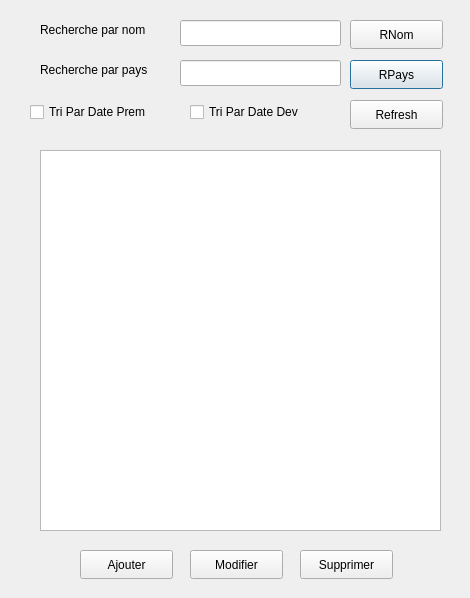
Qt form listevaccindialog.ui (ProjetCPP-S2-2A15/projetcpp2a15-vaccicare) before a commit.
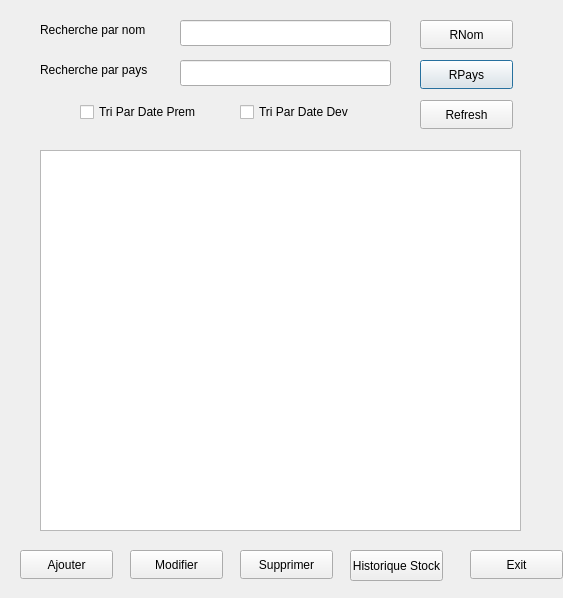
The same form after that commit.

```diff
--- a/listevaccindialog.ui
+++ b/listevaccindialog.ui
@@ -6,7 +6,7 @@
    <rect>
     <x>0</x>
     <y>0</y>
-    <width>470</width>
+    <width>563</width>
     <height>598</height>
    </rect>
   </property>
@@ -29,7 +29,7 @@
   <widget class="QCheckBox" name="checkBox_tri_DD">
    <property name="geometry">
     <rect>
-     <x>190</x>
+     <x>240</x>
      <y>100</y>
      <width>171</width>
      <height>24</height>
@@ -44,7 +44,7 @@
     <rect>
      <x>180</x>
      <y>20</y>
-     <width>161</width>
+     <width>211</width>
      <height>26</height>
     </rect>
    </property>
@@ -54,7 +54,7 @@
     <rect>
      <x>40</x>
      <y>150</y>
-     <width>401</width>
+     <width>481</width>
      <height>381</height>
     </rect>
    </property>
@@ -62,7 +62,7 @@
   <widget class="QPushButton" name="pushButton_rechercherPays">
    <property name="geometry">
     <rect>
-     <x>350</x>
+     <x>420</x>
      <y>60</y>
      <width>93</width>
      <height>29</height>
@@ -75,7 +75,7 @@
   <widget class="QPushButton" name="PushButtonRefresh">
    <property name="geometry">
     <rect>
-     <x>350</x>
+     <x>420</x>
      <y>100</y>
      <width>93</width>
      <height>29</height>
@@ -88,7 +88,7 @@
   <widget class="QPushButton" name="PushButtonSupprimer">
    <property name="geometry">
     <rect>
-     <x>300</x>
+     <x>240</x>
      <y>550</y>
      <width>93</width>
      <height>29</height>
@@ -101,7 +101,7 @@
   <widget class="QPushButton" name="PushButtonModifier">
    <property name="geometry">
     <rect>
-     <x>190</x>
+     <x>130</x>
      <y>550</y>
      <width>93</width>
      <height>29</height>
@@ -116,7 +116,7 @@
     <rect>
      <x>180</x>
      <y>60</y>
-     <width>161</width>
+     <width>211</width>
      <height>26</height>
     </rect>
    </property>
@@ -137,7 +137,7 @@
   <widget class="QPushButton" name="pushButton_rechercherNom">
    <property name="geometry">
     <rect>
-     <x>350</x>
+     <x>420</x>
      <y>20</y>
      <width>93</width>
      <height>29</height>
@@ -150,7 +150,7 @@
   <widget class="QPushButton" name="PushButtonAjouter">
    <property name="geometry">
     <rect>
-     <x>80</x>
+     <x>20</x>
      <y>550</y>
      <width>93</width>
      <height>29</height>
@@ -163,7 +163,7 @@
   <widget class="QCheckBox" name="checkBox_tri_DPrem">
    <property name="geometry">
     <rect>
-     <x>30</x>
+     <x>80</x>
      <y>100</y>
      <width>151</width>
      <height>24</height>
@@ -173,6 +173,32 @@
     <string>Tri Par Date Prem</string>
    </property>
   </widget>
+  <widget class="QPushButton" name="ButtonExit">
+   <property name="geometry">
+    <rect>
+     <x>470</x>
+     <y>550</y>
+     <width>93</width>
+     <height>29</height>
+    </rect>
+   </property>
+   <property name="text">
+    <string>Exit</string>
+   </property>
+  </widget>
+  <widget class="QPushButton" name="PushButtonSupprimer_2">
+   <property name="geometry">
+    <rect>
+     <x>350</x>
+     <y>550</y>
+     <width>93</width>
+     <height>31</height>
+    </rect>
+   </property>
+   <property name="text">
+    <string>Historique Stock</string>
+   </property>
+  </widget>
  </widget>
  <resources/>
  <connections/>
```
